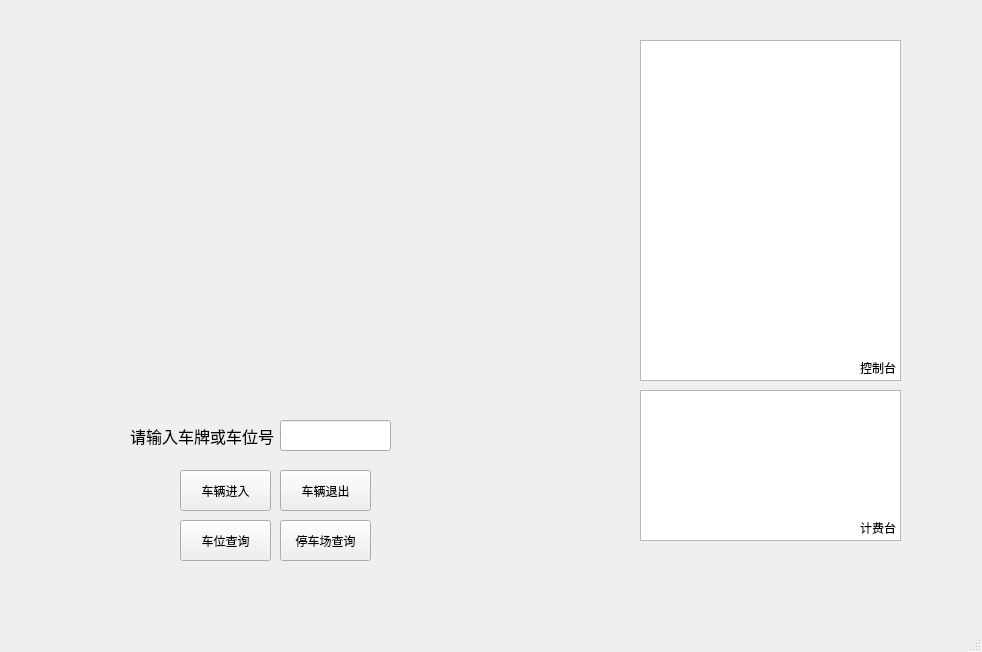
Before: the Qt Designer form mainwindow.ui in Trisenna/QT-, drawn with Qt 5.
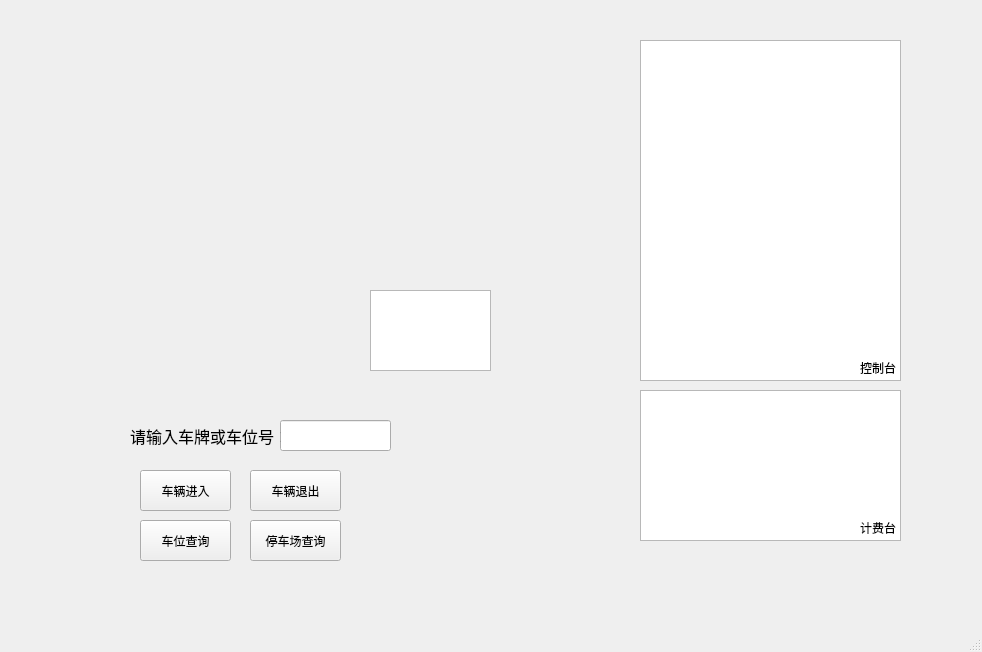
After: the same form once the commit is applied. Icons and pictures are not drawn.

Diff of the .ui file:
```diff
--- a/mainwindow.ui
+++ b/mainwindow.ui
@@ -30,7 +30,7 @@
    <widget class="QPushButton" name="enterButton">
     <property name="geometry">
      <rect>
-      <x>180</x>
+      <x>140</x>
       <y>470</y>
       <width>91</width>
       <height>41</height>
@@ -46,7 +46,7 @@
    <widget class="QPushButton" name="queryButton_1">
     <property name="geometry">
      <rect>
-      <x>180</x>
+      <x>140</x>
       <y>520</y>
       <width>91</width>
       <height>41</height>
@@ -79,7 +79,7 @@
    <widget class="QPushButton" name="leaveButton">
     <property name="geometry">
      <rect>
-      <x>280</x>
+      <x>250</x>
       <y>470</y>
       <width>91</width>
       <height>41</height>
@@ -108,7 +108,7 @@
    <widget class="QPushButton" name="queryButton_2">
     <property name="geometry">
      <rect>
-      <x>280</x>
+      <x>250</x>
       <y>520</y>
       <width>91</width>
       <height>41</height>
@@ -218,6 +218,16 @@
      <bool>true</bool>
     </property>
    </widget>
+   <widget class="QListWidget" name="listWidget_2">
+    <property name="geometry">
+     <rect>
+      <x>370</x>
+      <y>290</y>
+      <width>121</width>
+      <height>81</height>
+     </rect>
+    </property>
+   </widget>
   </widget>
   <widget class="QMenuBar" name="menubar">
    <property name="geometry">
```
Left out of the diff: 2 changed lines with no effect on the pictures.
